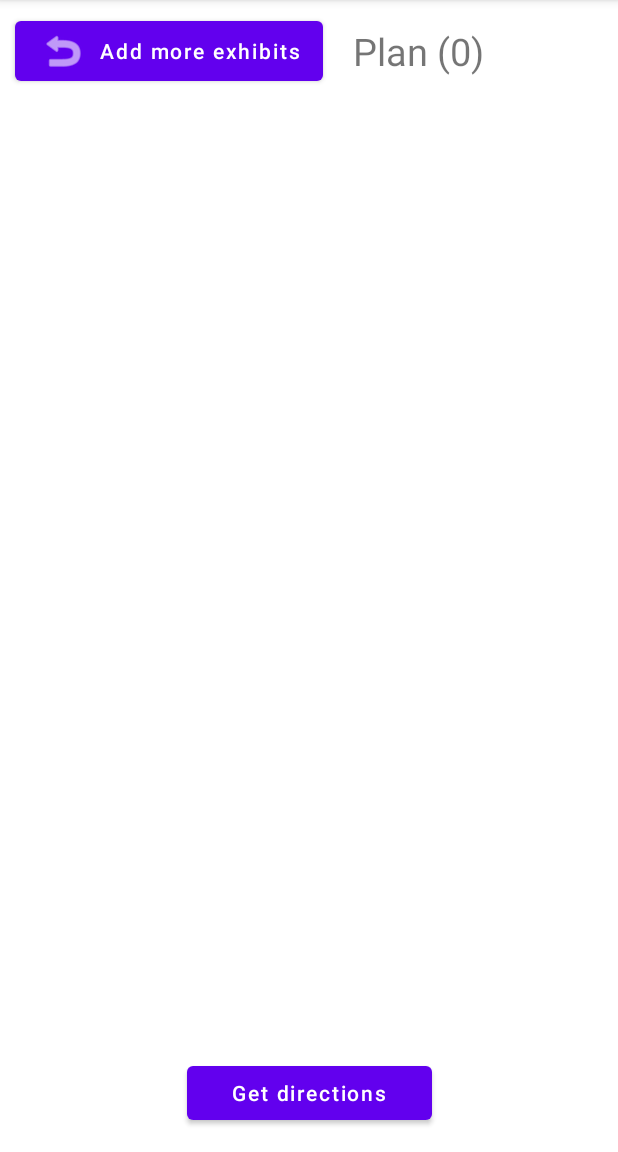
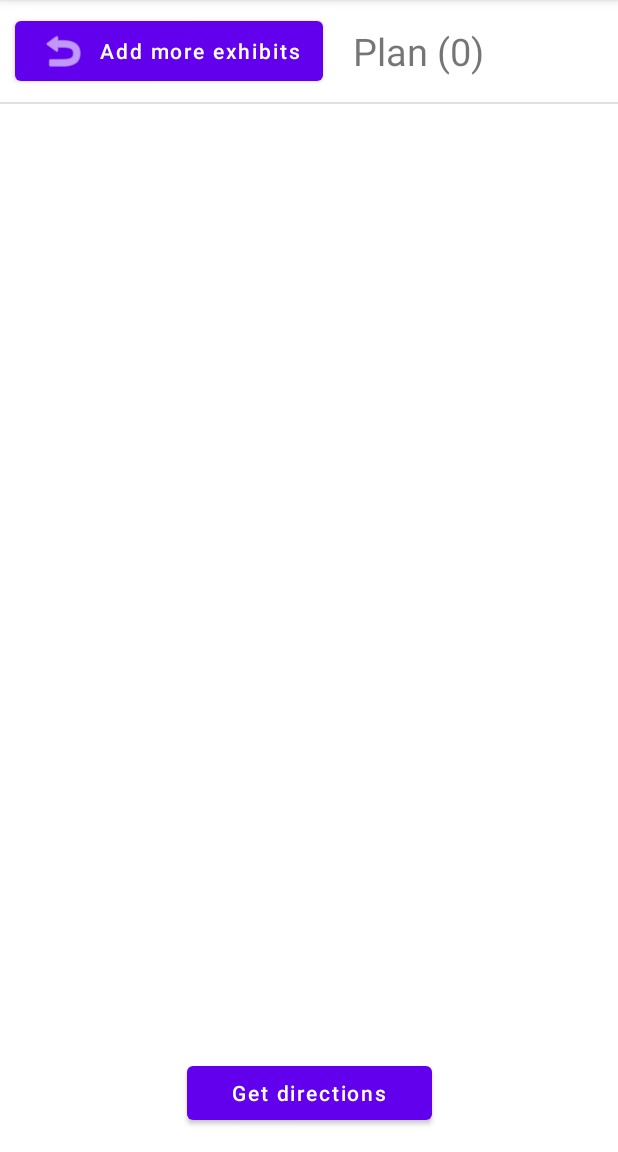
Before and after one commit to CSE-110-Spring-2022/zooseeker-cse-110-team-63, an Android app: the screen it shows after launch (ViewPlanActivity), on a phone screen of 412 x 824 dp, the part 84-1236 px from its top. Run offline under Robolectric (Android 15) with nearby library versions, the phone set to English and light mode, and no system bars; libraries missing offline, so code that uses them is left out: org.jgrapht, org.jgrapht.graph, org.jgrapht.nio; 9 statements that could not run were skipped.

Commit message:
add separator between top bar and plan items in "view plan" screen

```diff
--- a/app/src/main/res/layout/activity_view_plan.xml
+++ b/app/src/main/res/layout/activity_view_plan.xml
@@ -12,9 +12,11 @@
         android:layout_height="wrap_content"
         android:layout_marginStart="10dp"
         android:layout_marginTop="8dp"
+        android:layout_marginBottom="8dp"
         android:text="@string/add_more_exhibits"
         android:textAllCaps="false"
         app:icon="@android:drawable/ic_menu_revert"
+        app:layout_constraintBottom_toTopOf="@+id/plan_items"
         app:layout_constraintStart_toStartOf="parent"
         app:layout_constraintTop_toTopOf="parent" />
 
@@ -54,4 +56,13 @@
         app:layout_constraintEnd_toEndOf="parent"
         app:layout_constraintStart_toStartOf="parent" />
 
+    <View
+        android:id="@+id/divider"
+        android:layout_width="0dp"
+        android:layout_height="1dp"
+        android:background="?android:attr/listDivider"
+        app:layout_constraintEnd_toEndOf="parent"
+        app:layout_constraintStart_toStartOf="parent"
+        app:layout_constraintTop_toTopOf="@+id/plan_items" />
+
 </androidx.constraintlayout.widget.ConstraintLayout>
```
